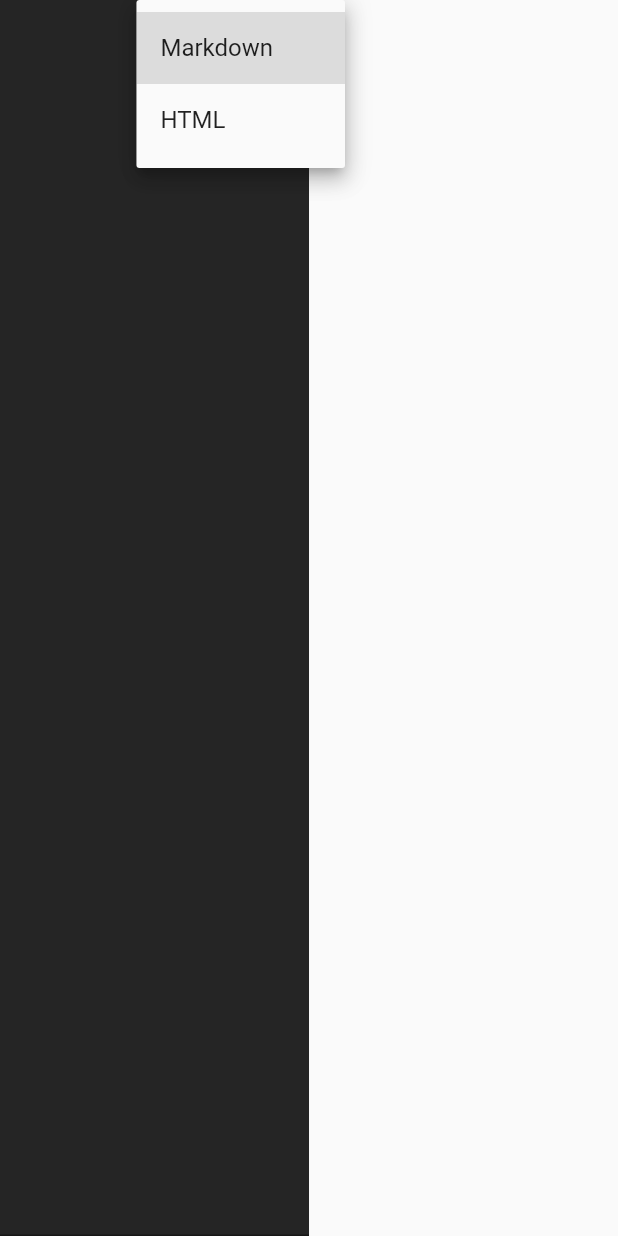
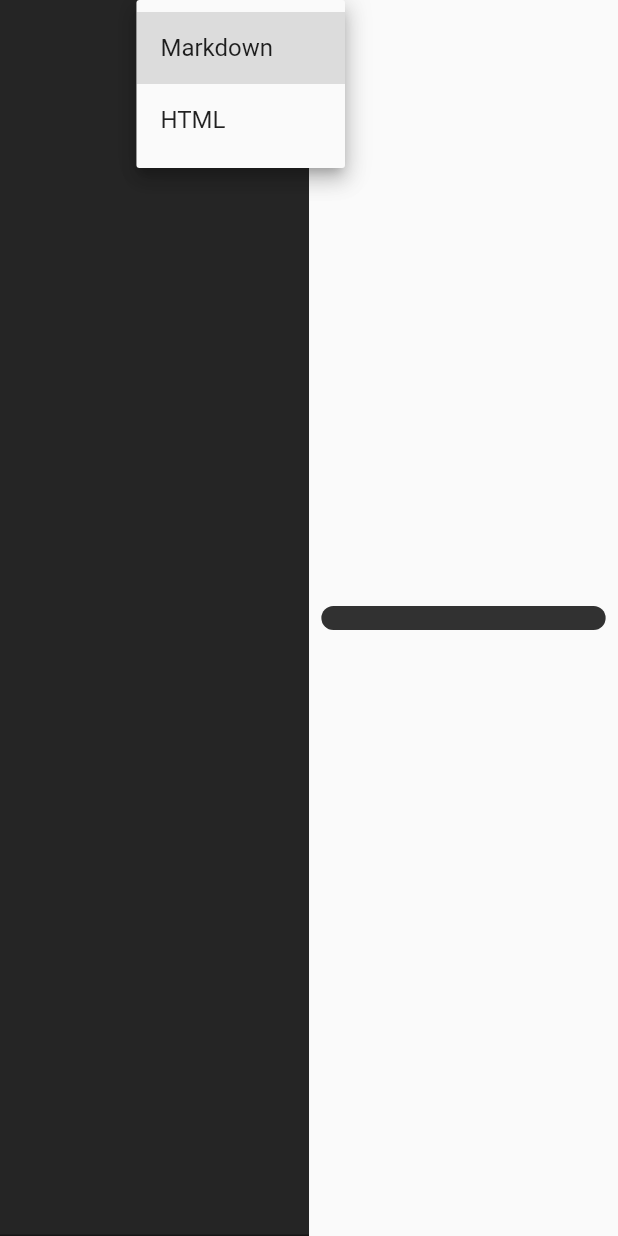
Before and after one commit to JohnEsleyer/brainvault, a Flutter app: the screen it shows after launch, after a tap on "Markdown", on a phone screen of 412 x 824 dp. Run offline on Flutter 3.47's test engine with Material 2 defaults, Android fonts, the phone set to English and light mode, and no system bars; our stand-ins replace flutter_widget_from_html; missing offline and left inert: markdown, markdown_editor_plus.

Commit message:
updated NoteWidget

```diff
--- a/lib/main.dart
+++ b/lib/main.dart
@@ -8,6 +8,7 @@ import 'package:markdown/markdown.dart' as md;
 void main() {
   runApp(
     MaterialApp(
+      debugShowCheckedModeBanner: false,
       theme: ThemeData.light(),
       darkTheme: ThemeData.dark(),
       routes: {
@@ -38,8 +39,8 @@ class NoteWidget extends StatefulWidget{
 }
 
 class _NoteWidgetState extends State<NoteWidget>{
+  String dropdownValue = "Markdown";
   String htmlString = "";
-  String dropdownValue = "Markdown";
   var items = [
     'Markdown',
     'HTML',
@@ -101,11 +102,27 @@ class _NoteWidgetState extends State<NoteWidget>{
             ],
           ),
         ),
-        Container(
-          width: MediaQuery.of(context).size.width * 0.50,
-          height: double.infinity,
-          child: HtmlWidget(
-            htmlString,
+        SingleChildScrollView(
+          child: Column(
+            children: [
+              Padding(
+                padding: EdgeInsets.all(MediaQuery.of(context).size.width * 0.02),
+                child: Container(
+                  width: MediaQuery.of(context).size.width * 0.46,
+
+                  decoration: BoxDecoration(
+                              color: Color.fromARGB(237, 34, 34, 34),
+                              borderRadius: BorderRadius.all(Radius.circular(10)),
+                            ),
+                  child: Padding(
+                    padding: const EdgeInsets.all(8.0),
+                    child: HtmlWidget(
+                      htmlString,
+                    ),
+                  ),
+                ),
+              ),
+            ],
           ),
         ),
       ],
```
